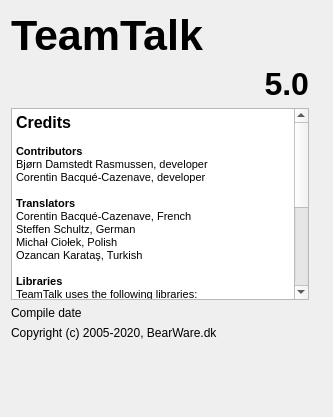
BearWare/TeamTalk5, file Client/qtTeamTalk/about.ui: the form before one commit.
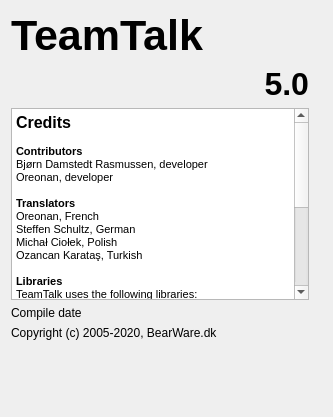
The form after the commit.

```diff
--- a/Client/qtTeamTalk/about.ui
+++ b/Client/qtTeamTalk/about.ui
@@ -78,10 +78,10 @@
 &lt;p style=&quot;-qt-paragraph-type:empty; margin-top:0px; margin-bottom:0px; margin-left:0px; margin-right:0px; -qt-block-indent:0; text-indent:0px; font-family:'MS Shell Dlg 2'; font-weight:600;&quot;&gt;&lt;br /&gt;&lt;/p&gt;
 &lt;p style=&quot; margin-top:0px; margin-bottom:0px; margin-left:0px; margin-right:0px; -qt-block-indent:0; text-indent:0px;&quot;&gt;&lt;span style=&quot; font-family:'MS Shell Dlg 2'; font-weight:600;&quot;&gt;Contributors&lt;/span&gt;&lt;/p&gt;
 &lt;p style=&quot; margin-top:0px; margin-bottom:0px; margin-left:0px; margin-right:0px; -qt-block-indent:0; text-indent:0px;&quot;&gt;&lt;span style=&quot; font-family:'MS Shell Dlg 2';&quot;&gt;Bjørn Damstedt Rasmussen, developer&lt;/span&gt;&lt;/p&gt;
-&lt;p style=&quot; margin-top:0px; margin-bottom:0px; margin-left:0px; margin-right:0px; -qt-block-indent:0; text-indent:0px;&quot;&gt;&lt;span style=&quot; font-family:'MS Shell Dlg 2';&quot;&gt;Corentin Bacqué-Cazenave, developer&lt;/span&gt;&lt;/p&gt;
+&lt;p style=&quot; margin-top:0px; margin-bottom:0px; margin-left:0px; margin-right:0px; -qt-block-indent:0; text-indent:0px;&quot;&gt;&lt;span style=&quot; font-family:'MS Shell Dlg 2';&quot;&gt;Oreonan, developer&lt;/span&gt;&lt;/p&gt;
 &lt;p style=&quot;-qt-paragraph-type:empty; margin-top:0px; margin-bottom:0px; margin-left:0px; margin-right:0px; -qt-block-indent:0; text-indent:0px; font-family:'MS Shell Dlg 2';&quot;&gt;&lt;br /&gt;&lt;/p&gt;
 &lt;p style=&quot; margin-top:0px; margin-bottom:0px; margin-left:0px; margin-right:0px; -qt-block-indent:0; text-indent:0px;&quot;&gt;&lt;span style=&quot; font-family:'MS Shell Dlg 2'; font-weight:600;&quot;&gt;Translators&lt;/span&gt;&lt;/p&gt;
-&lt;p style=&quot; margin-top:0px; margin-bottom:0px; margin-left:0px; margin-right:0px; -qt-block-indent:0; text-indent:0px;&quot;&gt;&lt;span style=&quot; font-family:'MS Shell Dlg 2';&quot;&gt;Corentin Bacqué-Cazenave, French&lt;/span&gt;&lt;/p&gt;
+&lt;p style=&quot; margin-top:0px; margin-bottom:0px; margin-left:0px; margin-right:0px; -qt-block-indent:0; text-indent:0px;&quot;&gt;&lt;span style=&quot; font-family:'MS Shell Dlg 2';&quot;&gt;Oreonan, French&lt;/span&gt;&lt;/p&gt;
 &lt;p style=&quot; margin-top:0px; margin-bottom:0px; margin-left:0px; margin-right:0px; -qt-block-indent:0; text-indent:0px;&quot;&gt;&lt;span style=&quot; font-family:'MS Shell Dlg 2';&quot;&gt;Steffen Schultz, German&lt;/span&gt;&lt;/p&gt;
 &lt;p style=&quot; margin-top:0px; margin-bottom:0px; margin-left:0px; margin-right:0px; -qt-block-indent:0; text-indent:0px;&quot;&gt;&lt;span style=&quot; font-family:'MS Shell Dlg 2';&quot;&gt;Michał Ciołek, Polish&lt;/span&gt;&lt;/p&gt;
 &lt;p style=&quot; margin-top:0px; margin-bottom:0px; margin-left:0px; margin-right:0px; -qt-block-indent:0; text-indent:0px;&quot;&gt;&lt;span style=&quot; font-family:'MS Shell Dlg 2';&quot;&gt;Ozancan Karataş, Turkish&lt;/span&gt;&lt;/p&gt;
```
